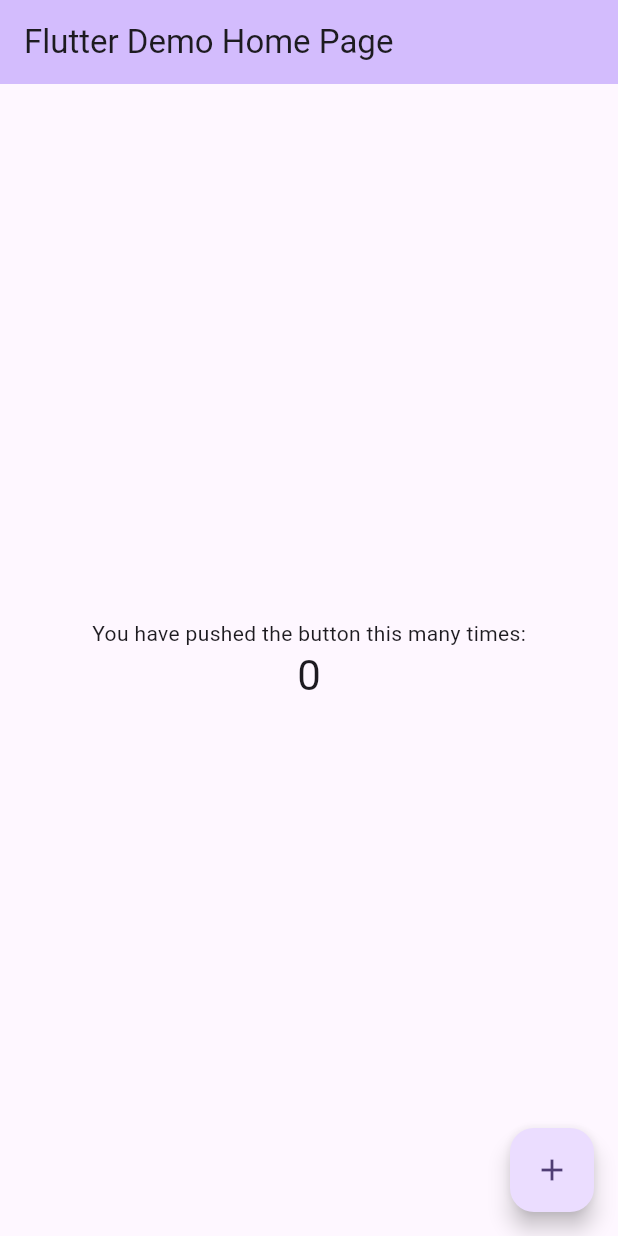
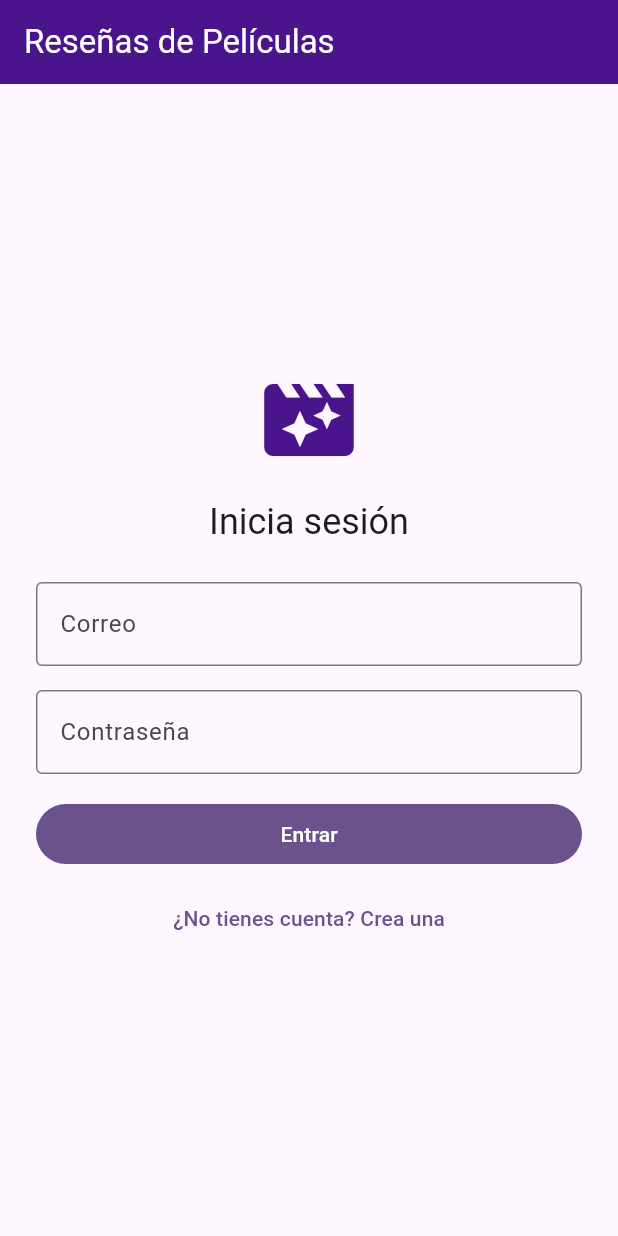
Before and after one commit to misaelseminario/resenas-peliculas, a Flutter app: the screen it shows after launch, on a phone screen of 412 x 824 dp. Run offline on Flutter 3.47's test engine with Material 3 defaults, Android fonts, the phone set to English and light mode, and no system bars; our stand-ins replace firebase_auth, firebase_core, get; accounts and stored records are empty.

Commit message:
Registro, inicio y cierre de sesión con Firebase Auth

```diff
--- /dev/null
+++ b/lib/controllers/auth_controller.dart
@@ -0,0 +1,68 @@
+import 'dart:async';
+
+import 'package:get/get.dart';
+
+import '../models/usuario_app.dart';
+import '../services/auth_service.dart';
+
+/// Estado de la sesión, compartido por toda la app. Las pantallas solo leen
+/// este controlador; nunca llaman a Firebase directamente.
+class AuthController extends GetxController {
+  AuthController({AuthService? servicio}) : _servicio = servicio ?? Get.find<AuthService>();
+
+  final AuthService _servicio;
+  StreamSubscription<UsuarioApp?>? _suscripcion;
+
+  final Rxn<UsuarioApp> usuario = Rxn<UsuarioApp>();
+
+  /// `true` mientras Firebase dice si había una sesión guardada (al abrir).
+  final RxBool comprobandoSesion = true.obs;
+
+  /// `true` mientras se envía el formulario de inicio o registro.
+  final RxBool cargando = false.obs;
+  final RxString mensajeError = ''.obs;
+
+  bool get estaAutenticado => usuario.value != null;
+
+  @override
+  void onInit() {
+    super.onInit();
+    // Por qué: Firebase recuerda la sesión entre reinicios; al abrir la app
+    // emite el usuario guardado (o `null`) y desde ahí cada cambio.
+    _suscripcion = _servicio.cambiosDeSesion().listen((u) {
+      usuario.value = u;
+      comprobandoSesion.value = false;
+    });
+  }
+
+  @override
+  void onClose() {
+    _suscripcion?.cancel();
+    super.onClose();
+  }
+
+  Future<void> iniciarSesion(String correo, String clave) =>
+      _ejecutar(() => _servicio.iniciarSesion(correo.trim(), clave));
+
+  Future<void> registrar(String correo, String clave) =>
+      _ejecutar(() => _servicio.registrar(correo.trim(), clave));
+
+  Future<void> cerrarSesion() async {
+    await _servicio.cerrarSesion();
+    usuario.value = null;
+  }
+
+  void limpiarError() => mensajeError.value = '';
+
+  Future<void> _ejecutar(Future<UsuarioApp> Function() accion) async {
+    cargando.value = true;
+    mensajeError.value = '';
+    try {
+      usuario.value = await accion();
+    } on AuthException catch (e) {
+      mensajeError.value = e.mensaje;
+    } finally {
+      cargando.value = false;
+    }
+  }
+}
--- a/lib/main.dart
+++ b/lib/main.dart
@@ -1,122 +1,49 @@
+import 'package:firebase_core/firebase_core.dart';
 import 'package:flutter/material.dart';
+import 'package:get/get.dart';
 
-void main() {
-  runApp(const MyApp());
+import 'controllers/auth_controller.dart';
+import 'firebase_options.dart';
+import 'screens/inicio_screen.dart';
+import 'screens/login_screen.dart';
+import 'services/auth_service.dart';
+import 'theme/app_theme.dart';
+import 'widgets/cargando_view.dart';
+
+Future<void> main() async {
+  WidgetsFlutterBinding.ensureInitialized();
+  await Firebase.initializeApp(options: DefaultFirebaseOptions.currentPlatform);
+  Get.put<AuthService>(FirebaseAuthService(), permanent: true);
+  Get.put(AuthController(), permanent: true);
+  runApp(const ResenasApp());
 }
 
-class MyApp extends StatelessWidget {
-  const MyApp({super.key});
+class ResenasApp extends StatelessWidget {
+  const ResenasApp({super.key});
 
-  // This widget is the root of your application.
   @override
   Widget build(BuildContext context) {
-    return MaterialApp(
-      title: 'Flutter Demo',
-      theme: ThemeData(
-        // This is the theme of your application.
-        //
-        // TRY THIS: Try running your application with "flutter run". You'll see
-        // the application has a purple toolbar. Then, without quitting the app,
-        // try changing the seedColor in the colorScheme below to Colors.green
-        // and then invoke "hot reload" (save your changes or press the "hot
-        // reload" button in a Flutter-supported IDE, or press "r" if you used
-        // the command line to start the app).
-        //
-        // Notice that the counter didn't reset back to zero; the application
-        // state is not lost during the reload. To reset the state, use hot
-        // restart instead.
-        //
-        // This works for code too, not just values: Most code changes can be
-        // tested with just a hot reload.
-        colorScheme: .fromSeed(seedColor: Colors.deepPurple),
-      ),
-      home: const MyHomePage(title: 'Flutter Demo Home Page'),
+    return GetMaterialApp(
+      title: 'Reseñas de Películas',
+      debugShowCheckedModeBanner: false,
+      theme: AppTheme.claro,
+      home: const PuertaSesion(),
     );
   }
 }
 
-class MyHomePage extends StatefulWidget {
-  const MyHomePage({super.key, required this.title});
-
-  // This widget is the home page of your application. It is stateful, meaning
-  // that it has a State object (defined below) that contains fields that affect
-  // how it looks.
-
-  // This class is the configuration for the state. It holds the values (in this
-  // case the title) provided by the parent (in this case the App widget) and
-  // used by the build method of the State. Fields in a Widget subclass are
-  // always marked "final".
-
-  final String title;
-
-  @override
-  State<MyHomePage> createState() => _MyHomePageState();
-}
-
-class _MyHomePageState extends State<MyHomePage> {
-  int _counter = 0;
-
-  void _incrementCounter() {
-    setState(() {
-      // This call to setState tells the Flutter framework that something has
-      // changed in this State, which causes it to rerun the build method below
-      // so that the display can reflect the updated values. If we changed
-      // _counter without calling setState(), then the build method would not be
-      // called again, and so nothing would appear to happen.
-      _counter++;
-    });
-  }
+/// Decide qué ver según la sesión: cambia sola al iniciar o cerrar sesión.
+class PuertaSesion extends StatelessWidget {
+  const PuertaSesion({super.key});
 
   @override
   Widget build(BuildContext context) {
-    // This method is rerun every time setState is called, for instance as done
-    // by the _incrementCounter method above.
-    //
-    // The Flutter framework has been optimized to make rerunning build methods
-    // fast, so that you can just rebuild anything that needs updating rather
-    // than having to individually change instances of widgets.
-    return Scaffold(
-      appBar: AppBar(
-        // TRY THIS: Try changing the color here to a specific color (to
-        // Colors.amber, perhaps?) and trigger a hot reload to see the AppBar
-        // change color while the other colors stay the same.
-        backgroundColor: Theme.of(context).colorScheme.inversePrimary,
-        // Here we take the value from the MyHomePage object that was created by
-        // the App.build method, and use it to set our appbar title.
-        title: Text(widget.title),
-      ),
-      body: Center(
-        // Center is a layout widget. It takes a single child and positions it
-        // in the middle of the parent.
-        child: Column(
-          // Column is also a layout widget. It takes a list of children and
-          // arranges them vertically. By default, it sizes itself to fit its
-          // children horizontally, and tries to be as tall as its parent.
-          //
-          // Column has various properties to control how it sizes itself and
-          // how it positions its children. Here we use mainAxisAlignment to
-          // center the children vertically; the main axis here is the vertical
-          // axis because Columns are vertical (the cross axis would be
-          // horizontal).
-          //
-          // TRY THIS: Invoke "debug painting" (choose the "Toggle Debug Paint"
-          // action in the IDE, or press "p" in the console), to see the
-          // wireframe for each widget.
-          mainAxisAlignment: .center,
-          children: [
-            const Text('You have pushed the button this many times:'),
-            Text(
-              '$_counter',
-              style: Theme.of(context).textTheme.headlineMedium,
-            ),
-          ],
-        ),
-      ),
-      floatingActionButton: FloatingActionButton(
-        onPressed: _incrementCounter,
-        tooltip: 'Increment',
-        child: const Icon(Icons.add),
-      ),
-    );
+    final auth = Get.find<AuthController>();
+    return Obx(() {
+      if (auth.comprobandoSesion.value) {
+        return const Scaffold(body: CargandoView(mensaje: 'Comprobando sesión...'));
+      }
+      return auth.estaAutenticado ? const InicioScreen() : const LoginScreen();
+    });
   }
 }
--- /dev/null
+++ b/lib/models/usuario_app.dart
@@ -0,0 +1,8 @@
+/// La persona con sesión iniciada. Solo lo que la app necesita: el resto de
+/// la cuenta lo guarda Firebase Auth.
+class UsuarioApp {
+  const UsuarioApp({required this.uid, required this.correo});
+
+  final String uid;
+  final String correo;
+}
--- /dev/null
+++ b/lib/screens/login_screen.dart
@@ -0,0 +1,103 @@
+import 'package:flutter/material.dart';
+import 'package:get/get.dart';
+
+import '../controllers/auth_controller.dart';
+import '../theme/app_theme.dart';
+import '../utils/validadores.dart';
+import 'registro_screen.dart';
+
+/// Inicio de sesión. El estado de la sesión vive en `AuthController`; aquí solo
+/// quedan los campos del formulario.
+class LoginScreen extends StatefulWidget {
+  const LoginScreen({super.key});
+
+  @override
+  State<LoginScreen> createState() => _LoginScreenState();
+}
+
+class _LoginScreenState extends State<LoginScreen> {
+  final _auth = Get.find<AuthController>();
+  final _formKey = GlobalKey<FormState>();
+  final _correo = TextEditingController();
+  final _clave = TextEditingController();
+
+  @override
+  void initState() {
+    super.initState();
+    _auth.limpiarError();
+  }
+
+  @override
+  void dispose() {
+    _correo.dispose();
+    _clave.dispose();
+    super.dispose();
+  }
+
+  Future<void> _entrar() async {
+    if (!_formKey.currentState!.validate()) return;
+    await _auth.iniciarSesion(_correo.text, _clave.text);
+  }
+
+  @override
+  Widget build(BuildContext context) {
+    return Scaffold(
+      appBar: AppBar(title: const Text('Reseñas de Películas')),
+      body: Center(
+        child: SingleChildScrollView(
+          padding: const EdgeInsets.all(AppSpacing.lg),
+          child: ConstrainedBox(
+            constraints: const BoxConstraints(maxWidth: 420),
+            child: Form(
+              key: _formKey,
+              child: Column(
+                crossAxisAlignment: CrossAxisAlignment.stretch,
+                children: [
+                  const Icon(Icons.movie_filter, size: 72, color: AppTheme.primario),
+                  const SizedBox(height: AppSpacing.md),
+                  Text('Inicia sesión',
+                      textAlign: TextAlign.center, style: Theme.of(context).textTheme.headlineSmall),
+                  const SizedBox(height: AppSpacing.lg),
+                  TextFormField(
+                    controller: _correo,
+                    keyboardType: TextInputType.emailAddress,
+                    decoration: const InputDecoration(labelText: 'Correo'),
+                    validator: Validadores.correo,
+                  ),
+                  const SizedBox(height: AppSpacing.md),
+                  TextFormField(
+                    controller: _clave,
+                    obscureText: true,
+                    decoration: const InputDecoration(labelText: 'Contraseña'),
+                    validator: Validadores.clave,
+                    onFieldSubmitted: (_) => _entrar(),
+                  ),
+                  const SizedBox(height: AppSpacing.md),
+                  Obx(() => _auth.mensajeError.value.isEmpty
+                      ? const SizedBox.shrink()
+                      : Padding(
+                          padding: const EdgeInsets.only(bottom: AppSpacing.md),
+                          child: Text(_auth.mensajeError.value,
+                              style: TextStyle(color: Theme.of(context).colorScheme.error)),
+                        )),
+                  Obx(() => FilledButton(
+                        onPressed: _auth.cargando.value ? null : _entrar,
+                        child: _auth.cargando.value
+                            ? const SizedBox(
+                                height: 20, width: 20, child: CircularProgressIndicator(strokeWidth: 2))
+                            : const Text('Entrar'),
+                      )),
+                  const SizedBox(height: AppSpacing.sm),
+                  TextButton(
+                    onPressed: () => Get.to(() => const RegistroScreen()),
+                    child: const Text('¿No tienes cuenta? Crea una'),
+                  ),
+                ],
+              ),
+            ),
+          ),
+        ),
+      ),
+    );
+  }
+}
--- /dev/null
+++ b/lib/services/auth_service.dart
@@ -0,0 +1,83 @@
+import 'package:firebase_auth/firebase_auth.dart';
+
+import '../models/usuario_app.dart';
+
+/// Error de autenticación con un mensaje listo para mostrar a la persona.
+class AuthException implements Exception {
+  const AuthException(this.mensaje);
+
+  final String mensaje;
+
+  @override
+  String toString() => mensaje;
+}
+
+/// Lo que la app necesita de la autenticación. El controlador depende de esta
+/// interfaz y no de Firebase: así las pruebas usan un servicio falso.
+abstract class AuthService {
+  /// Emite el usuario cada vez que la sesión cambia (`null` = sin sesión).
+  Stream<UsuarioApp?> cambiosDeSesion();
+
+  Future<UsuarioApp> registrar(String correo, String clave);
+
+  Future<UsuarioApp> iniciarSesion(String correo, String clave);
+
+  Future<void> cerrarSesion();
+}
+
+/// Implementación real con Firebase Authentication. El token lo guarda y lo
+/// renueva el propio SDK; la app nunca lo lee ni lo imprime.
+class FirebaseAuthService implements AuthService {
+  FirebaseAuthService([FirebaseAuth? auth]) : _auth = auth ?? FirebaseAuth.instance;
+
+  final FirebaseAuth _auth;
+
+  @override
+  Stream<UsuarioApp?> cambiosDeSesion() => _auth.authStateChanges().map(_aUsuario);
+
+  @override
+  Future<UsuarioApp> registrar(String correo, String clave) =>
+      _ejecutar(() => _auth.createUserWithEmailAndPassword(email: correo, password: clave));
+
+  @override
+  Future<UsuarioApp> iniciarSesion(String correo, String clave) =>
+      _ejecutar(() => _auth.signInWithEmailAndPassword(email: correo, password: clave));
+
+  @override
+  Future<void> cerrarSesion() => _auth.signOut();
+
+  Future<UsuarioApp> _ejecutar(Future<UserCredential> Function() accion) async {
+    try {
+      final credencial = await accion();
+      return _aUsuario(credencial.user)!;
+    } on FirebaseAuthException catch (e) {
+      throw AuthException(mensajeDeError(e.code));
+    }
+  }
+
+  UsuarioApp? _aUsuario(User? u) => u == null ? null : UsuarioApp(uid: u.uid, correo: u.email ?? '');
+
+  /// Traduce los códigos de Firebase a mensajes en español.
+  static String mensajeDeError(String codigo) {
+    switch (codigo) {
+      case 'invalid-email':
+        return 'El correo no tiene un formato válido.';
+      case 'user-not-found':
+      case 'wrong-password':
+      case 'invalid-credential':
+        return 'Correo o contraseña incorrectos.';
+      case 'email-already-in-use':
+        return 'Ya existe una cuenta con ese correo.';
+      case 'weak-password':
+        return 'La contraseña es muy débil: usa al menos 6 caracteres.';
+      case 'user-disabled':
+        return 'Esta cuenta está deshabilitada.';
+      case 'too-many-requests':
+        return 'Demasiados intentos. Espera unos minutos e inténtalo de nuevo.';
+      case 'network-request-failed':
+        return 'No hay conexión. Revisa tu internet e inténtalo de nuevo.';
+      default:
+        return 'No se pudo completar la operación. Inténtalo de nuevo.';
+    }
+  }
+}
--- /dev/null
+++ b/lib/theme/app_theme.dart
@@ -0,0 +1,28 @@
+import 'package:flutter/material.dart';
+
+/// Colores, tipografía y espaciado de toda la app, en un solo lugar, para que
+/// todas las pantallas se vean consistentes.
+class AppTheme {
+  static const Color primario = Color(0xFF4A148C);
+  static const Color acento = Color(0xFFFFB300);
+
+  static ThemeData get claro => ThemeData(
+        useMaterial3: true,
+        colorScheme: ColorScheme.fromSeed(seedColor: primario, secondary: acento),
+        appBarTheme: const AppBarTheme(
+          backgroundColor: primario,
+          foregroundColor: Colors.white,
+          centerTitle: false,
+        ),
+        inputDecorationTheme: const InputDecorationTheme(border: OutlineInputBorder()),
+      );
+}
+
+/// Espaciados estándar (múltiplos de 4).
+class AppSpacing {
+  static const double xs = 4;
+  static const double sm = 8;
+  static const double md = 16;
+  static const double lg = 24;
+  static const double xl = 32;
+}
--- /dev/null
+++ b/lib/utils/validadores.dart
@@ -0,0 +1,19 @@
+/// Validaciones de formulario. Firebase sigue siendo la autoridad: esto solo
+/// evita enviar al servidor datos que de todas formas rechazaría.
+class Validadores {
+  static final _formatoCorreo = RegExp(r'^[^@\s]+@[^@\s]+\.[^@\s]+$');
+
+  static String? correo(String? valor) {
+    final texto = valor?.trim() ?? '';
+    if (texto.isEmpty) return 'Escribe tu correo';
+    if (!_formatoCorreo.hasMatch(texto)) return 'El correo no tiene un formato válido';
+    return null;
+  }
+
+  static String? clave(String? valor) {
+    final texto = valor ?? '';
+    if (texto.isEmpty) return 'Escribe tu contraseña';
+    if (texto.length < 6) return 'La contraseña debe tener al menos 6 caracteres';
+    return null;
+  }
+}
```
Also changed, not shown: lib/screens/inicio_screen.dart (added, +38 -0 lines), lib/screens/registro_screen.dart (added, +102 -0 lines), lib/widgets/cargando_view.dart (added, +24 -0 lines), 3 other files.
